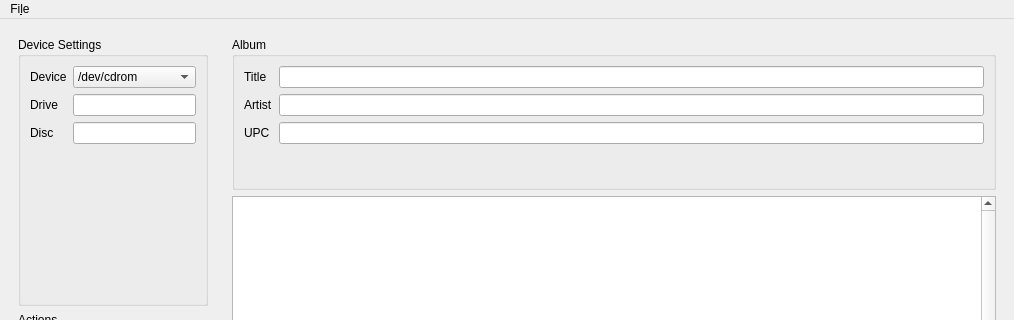
The window that gui/main.ui (ThijsWithaar/CD-Grab) describes before a commit, drawn with Qt 5; both pictures show x 0 to 1014 and y 0 to 320 of the 1014 by 648 pixel window.
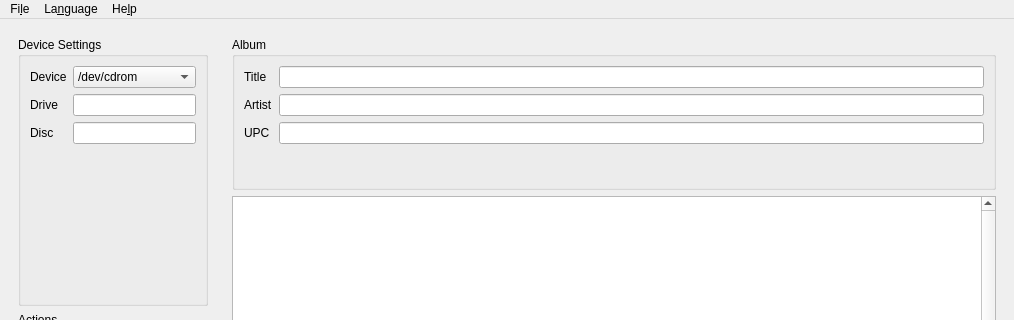
The same window after the commit. Icons and pictures are not drawn.

What changed in the file:
```diff
--- a/gui/main.ui
+++ b/gui/main.ui
@@ -229,7 +229,23 @@
     </property>
     <addaction name="actionQuit"/>
    </widget>
+   <widget class="QMenu" name="menuHelp">
+    <property name="title">
+     <string>He&amp;lp</string>
+    </property>
+    <addaction name="actionAbout"/>
+   </widget>
+   <widget class="QMenu" name="menuLanguage">
+    <property name="title">
+     <string>La&amp;nguage</string>
+    </property>
+    <addaction name="separator"/>
+    <addaction name="actionEnglish"/>
+    <addaction name="actionDutch"/>
+   </widget>
    <addaction name="menuFile"/>
+   <addaction name="menuLanguage"/>
+   <addaction name="menuHelp"/>
   </widget>
   <widget class="QStatusBar" name="statusbar"/>
   <action name="actionQuit">
```
Left out of the diff: 44 changed lines with no effect on the pictures.
